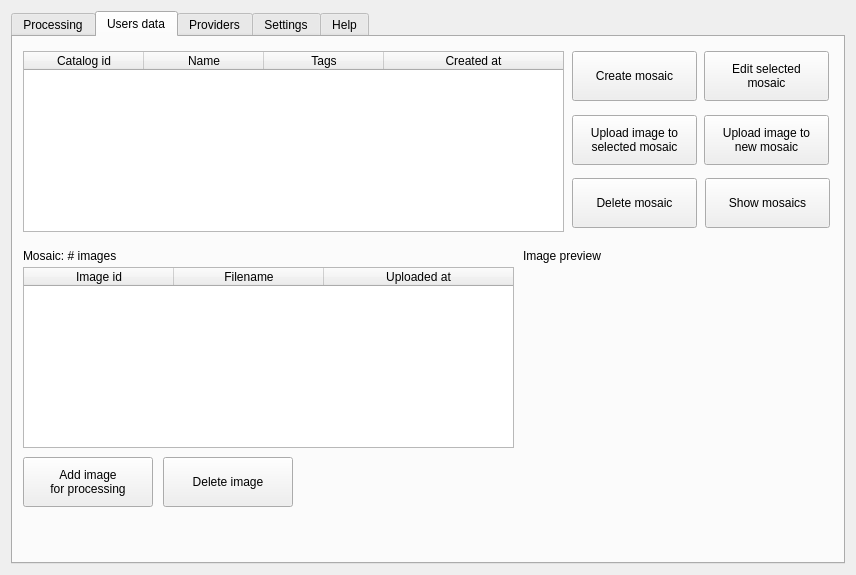
The window that mapflow/dialogs/static/ui/main_dialog.ui (Geoalert/mapflow-qgis) describes before a commit, drawn with Qt 5.
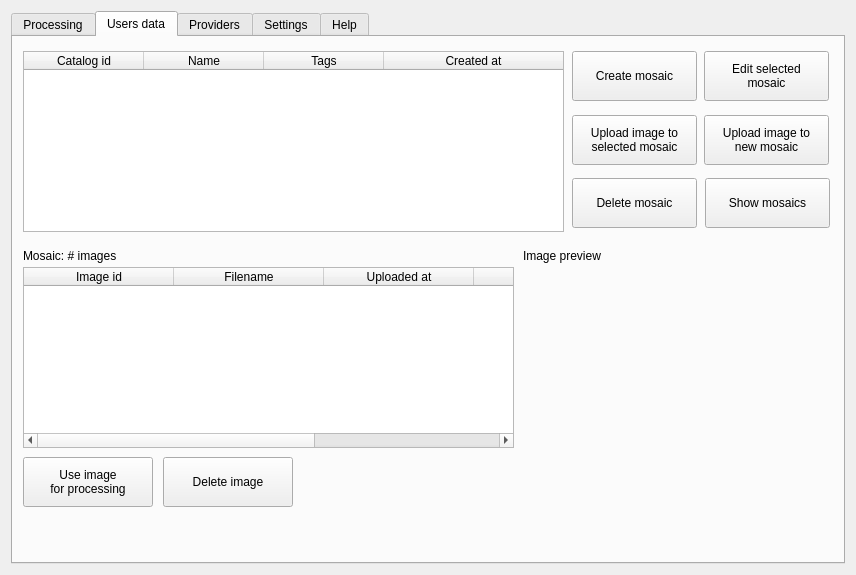
The same window after the commit. The open tabs and pages were chosen to show the change. Icons and pictures are not drawn. Custom widgets are drawn as their Qt base class.

Commit message: [wip] add create_processing from data-catalog image

```diff
--- a/mapflow/dialogs/static/ui/main_dialog.ui
+++ b/mapflow/dialogs/static/ui/main_dialog.ui
@@ -589,6 +589,16 @@
          <string>Uploaded at</string>
         </property>
        </column>
+       <column>
+        <property name="text">
+         <string>File url</string>
+        </property>
+       </column>
+       <column>
+        <property name="text">
+         <string>Footprint</string>
+        </property>
+       </column>
       </widget>
       <widget class="QPushButton" name="useSelectedImageButton">
        <property name="geometry">
@@ -600,7 +610,7 @@
         </rect>
        </property>
        <property name="text">
-        <string>Add image
+        <string>Use image
 for processing</string>
        </property>
       </widget>
```
The commit also changes 2 other files.
